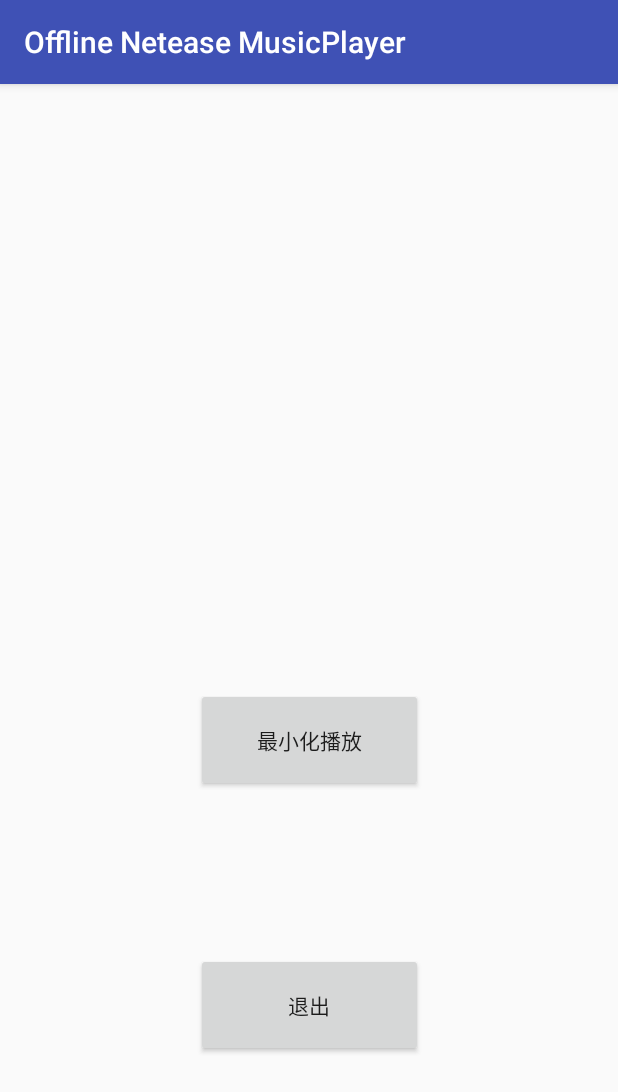
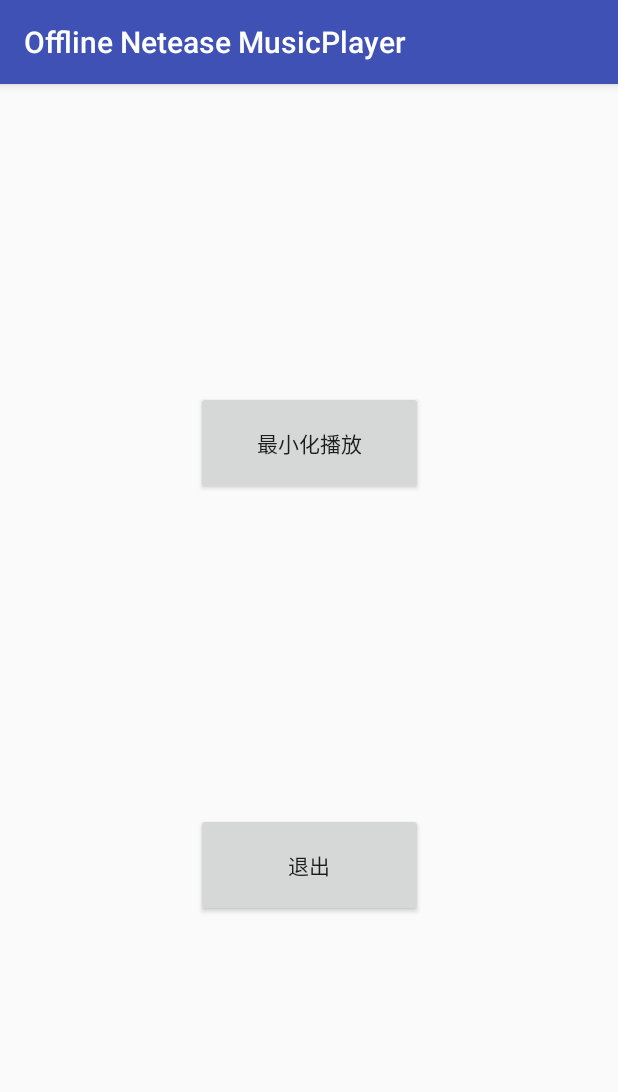
Before and after one commit to yingshaoxo/Offline_Netease_MusicPlayer, an Android app: the screen it shows after launch (MainActivity), on a phone screen of 412 x 824 dp. Shown: the top 1092 px of the screen. Run offline under Robolectric (Android 15) with nearby library versions, the phone set to English and light mode, and no system bars.

```diff
--- a/app/src/main/java/xyz/yingshaoxo/android/myapplication/MainActivity.kt
+++ b/app/src/main/java/xyz/yingshaoxo/android/myapplication/MainActivity.kt
@@ -36,6 +36,7 @@ class MainActivity : AppCompatActivity() {
         }
 
 
+        stopService(Layout)
         startService(Layout)
 
         minimize.setOnClickListener {
--- a/app/src/main/java/xyz/yingshaoxo/android/myapplication/MyService.kt
+++ b/app/src/main/java/xyz/yingshaoxo/android/myapplication/MyService.kt
@@ -21,6 +21,7 @@ class MyService : Service() {
 
     override fun onStartCommand(intent: Intent?, flags: Int, startId: Int): Int {
         // Let it continue running until it is stopped.
+
         Toast.makeText(this, "Service Started", Toast.LENGTH_LONG).show()
 
         var path_name = Environment.getExternalStorageDirectory().toString() + "/netease/cloudmusic/Music"
@@ -55,8 +56,8 @@ class MyService : Service() {
         super.onDestroy()
         Toast.makeText(this, "Service Destroyed", Toast.LENGTH_LONG).show()
 
-        mp.stop()
-        mp.release()
+        //mp.stop()
+        //mp.release()
     }
 }
 
--- a/app/src/main/res/layout/activity_main.xml
+++ b/app/src/main/res/layout/activity_main.xml
@@ -17,7 +17,7 @@
         android:text="退出"
         app:layout_constraintBottom_toBottomOf="parent"
         app:layout_constraintEnd_toEndOf="parent"
-        app:layout_constraintHorizontal_bias="0.502"
+        app:layout_constraintHorizontal_bias="0.5"
         app:layout_constraintStart_toStartOf="parent"
         app:layout_constraintTop_toBottomOf="@+id/minimize"
         app:layout_constraintVertical_bias="0.471" />
@@ -26,14 +26,11 @@
         android:id="@+id/minimize"
         android:layout_width="151dp"
         android:layout_height="69dp"
-        android:layout_marginBottom="296dp"
-        android:layout_marginTop="8dp"
         android:text="最小化播放"
-        app:layout_constraintBottom_toBottomOf="parent"
+        app:layout_constraintBottom_toTopOf="@+id/exit"
         app:layout_constraintEnd_toEndOf="parent"
-        app:layout_constraintHorizontal_bias="0.502"
+        app:layout_constraintHorizontal_bias="0.5"
         app:layout_constraintStart_toStartOf="parent"
-        app:layout_constraintTop_toTopOf="parent"
-        app:layout_constraintVertical_bias="1.0" />
+        app:layout_constraintTop_toTopOf="parent" />
 
 </android.support.constraint.ConstraintLayout>
```
